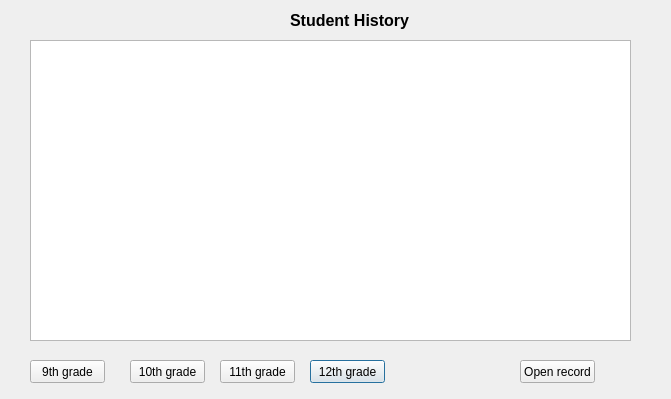
The window that InstaGrader/studenthistory.ui (AcademyAutograder/Autograder-0.1) describes before a commit, drawn with Qt 5.
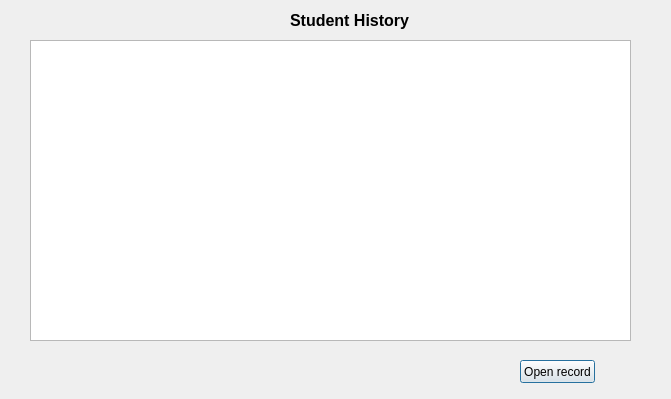
The same window after the commit.

Commit message: Things reordered. If you want to know the grade, access the variable grade in mainwindow. the studentlist and quiz list is a listview

What changed in the file:
```diff
--- a/InstaGrader/studenthistory.ui
+++ b/InstaGrader/studenthistory.ui
@@ -13,19 +13,6 @@
   <property name="windowTitle">
    <string>Dialog</string>
   </property>
-  <widget class="QPushButton" name="pushButton_4">
-   <property name="geometry">
-    <rect>
-     <x>310</x>
-     <y>360</y>
-     <width>75</width>
-     <height>23</height>
-    </rect>
-   </property>
-   <property name="text">
-    <string>12th grade</string>
-   </property>
-  </widget>
   <widget class="QLabel" name="label">
    <property name="geometry">
     <rect>
@@ -46,45 +33,6 @@
     <string>Student History</string>
    </property>
   </widget>
-  <widget class="QPushButton" name="pushButton_2">
-   <property name="geometry">
-    <rect>
-     <x>130</x>
-     <y>360</y>
-     <width>75</width>
-     <height>23</height>
-    </rect>
-   </property>
-   <property name="text">
-    <string>10th grade</string>
-   </property>
-  </widget>
-  <widget class="QPushButton" name="pushButton">
-   <property name="geometry">
-    <rect>
-     <x>30</x>
-     <y>360</y>
-     <width>75</width>
-     <height>23</height>
-    </rect>
-   </property>
-   <property name="text">
-    <string>9th grade</string>
-   </property>
-  </widget>
-  <widget class="QPushButton" name="pushButton_3">
-   <property name="geometry">
-    <rect>
-     <x>220</x>
-     <y>360</y>
-     <width>75</width>
-     <height>23</height>
-    </rect>
-   </property>
-   <property name="text">
-    <string>11th grade</string>
-   </property>
-  </widget>
   <widget class="QPushButton" name="pushButton_5">
    <property name="geometry">
     <rect>
```
The commit also changes 16 other files.
